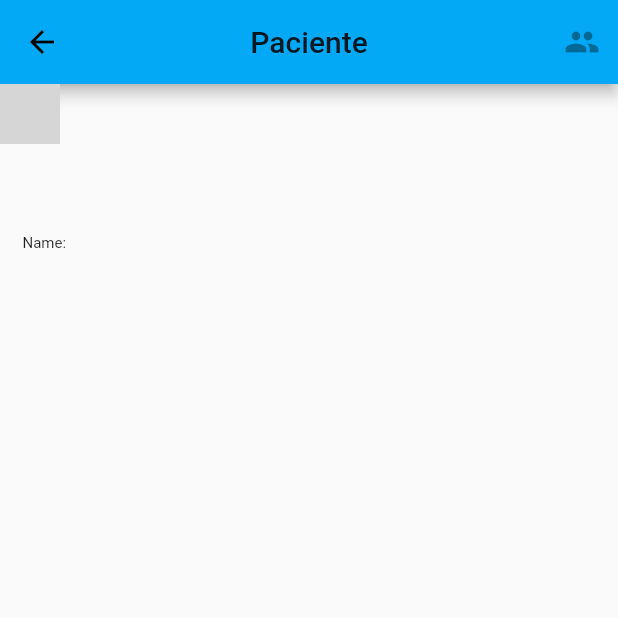
After one commit to bd-st0246/higia, a Flutter app: the infoPage screen opened directly, on a phone screen of 412 x 824 dp, the top half of it. The commit adds this screen. Run offline on Flutter 3.47's test engine with Material 2 defaults, Android fonts, the phone set to English and light mode, and no system bars; missing offline and left inert: mysql1; network calls fail; grey boxes are pictures that could not be loaded.

Commit message:
Cambios hasta la presentacion del proyecto

```diff
--- /dev/null
+++ b/lib/infoPage.dart
@@ -0,0 +1,47 @@
+import 'package:flutter/material.dart';
+
+class infoPage extends StatefulWidget {
+
+  _infoPage createState() => _infoPage();
+
+}
+
+class _infoPage extends State<infoPage>{
+
+
+  @override
+  Widget build(BuildContext context) {
+    // TODO: implement build
+    return Scaffold(
+      appBar: AppBar(
+        title: Text("Paciente"),
+        centerTitle: true,
+        actions: <Widget>[
+          //IconButton(icon: Icon(Icons.arrow_back), onPressed: (){Navigator.pop(context);}),
+          IconButton(icon: Icon(Icons.people), onPressed: null),
+        ],
+      ),
+      body: Column(
+        children: <Widget>[
+          Container(
+            alignment: Alignment.topLeft,
+            width: 100.0,
+            height: 100.0,
+            child: CircleAvatar(
+              backgroundColor: Colors.blue,
+              foregroundColor: Colors.blue,
+              backgroundImage: NetworkImage(""),
+            ),
+          ),
+          Container(
+            alignment: Alignment.topLeft,
+            width: 70.0,
+
+            child: Text("Name: ",style: TextStyle(fontSize: 10.0),),
+          ),
+        ],
+      ),
+    );
+  }
+
+}
--- a/lib/main.dart
+++ b/lib/main.dart
@@ -4,6 +4,8 @@ import 'package:higia/login_page.dart';
 import 'administrador.dart';
 import 'home_page.dart';
 import 'enfermero.dart';
+import 'ScrollableMenu.dart';
+import 'Formulario.dart';
 
 void main() => runApp(MyApp());
 
@@ -11,6 +13,8 @@ class MyApp extends StatelessWidget{
 
   final routes =<String,WidgetBuilder>{
     LoginPage.tag: (context) =>LoginPage(),
+    ScrollableMenu.tag: (context) => ScrollableMenu(),
+    Formulario.tag: (context) => Formulario(),
     HomePage.tag: (context) =>HomePage(),
     Administrador.tag: (context) =>Administrador(),
     Enfermero.tag: (context) => Enfermero(),
```
Also changed, not shown: lib/Connection.dart (added, +19 -0 lines), lib/Formulario.dart (renamed from lib/formulario.dart, +9 -1 lines), lib/ScrollableMenu.dart (added, +116 -0 lines), lib/login_page.dart (+19 -47 lines).
